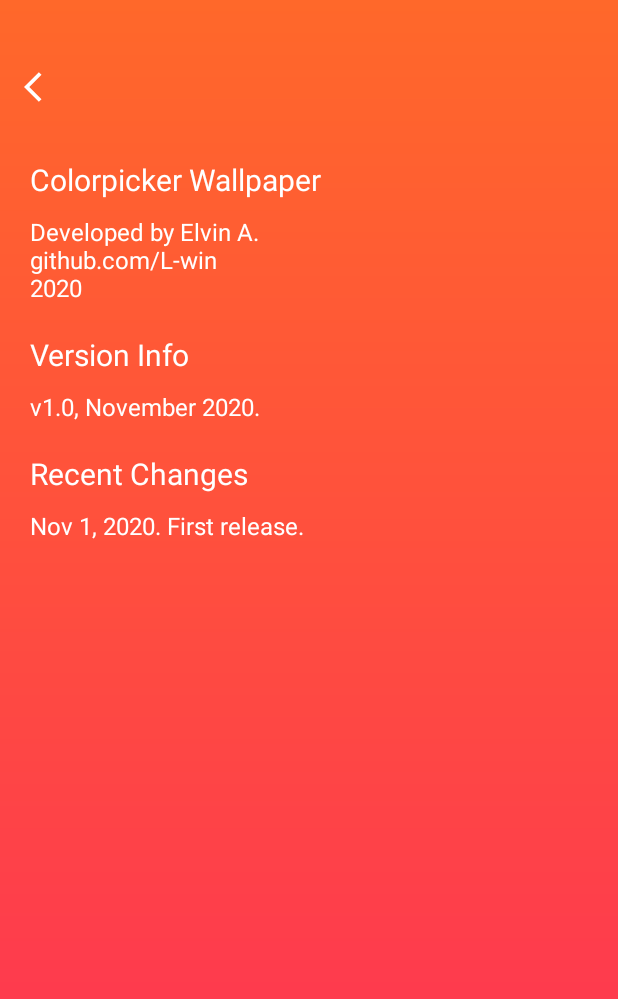
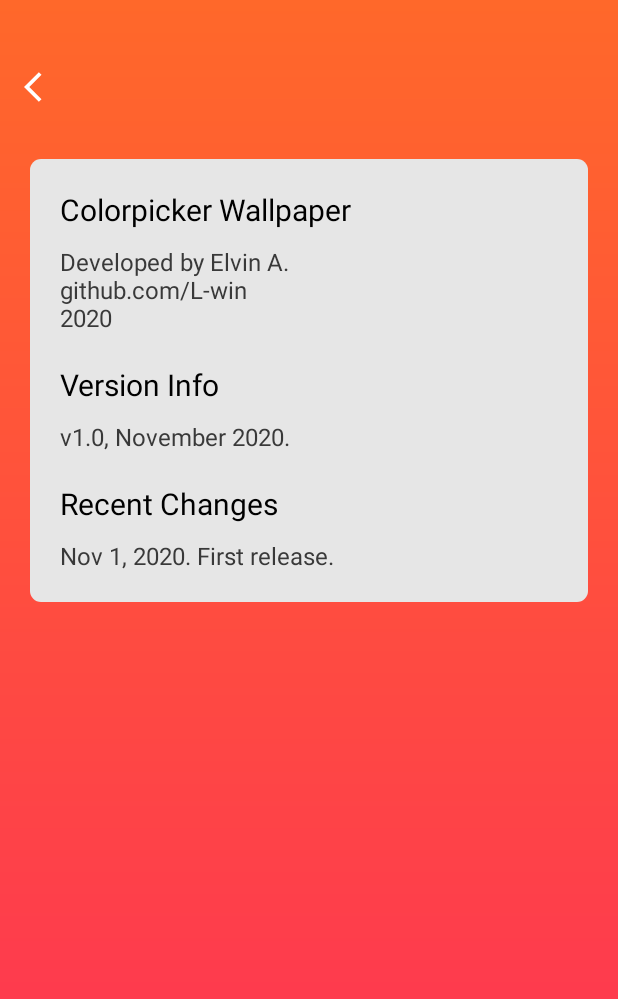
Before and after one commit to L-win/ColorpickerWallpaper, an Android app: the AboutActivity screen opened directly, with no data from a screen before it, on a phone screen of 412 x 824 dp. Shown: the top 999 px of the screen. Run offline under Robolectric (Android 15) with nearby library versions, the phone set to English and light mode, and no system bars.

Commit message:
ui update

```diff
--- /dev/null
+++ b/app/src/main/res/drawable/about_item_background.xml
@@ -0,0 +1,9 @@
+<?xml version="1.0" encoding="utf-8"?>
+<shape xmlns:android="http://schemas.android.com/apk/res/android"
+    android:shape="rectangle"
+    >
+    <solid
+        android:color="#E6E6E6" />
+    <corners
+        android:radius="7sp" />
+</shape>
--- a/app/src/main/res/layout/activity_about.xml
+++ b/app/src/main/res/layout/activity_about.xml
@@ -18,17 +18,21 @@
 
     <LinearLayout xmlns:android="http://schemas.android.com/apk/res/android"
         android:layout_width="match_parent"
-        android:layout_height="match_parent"
+        android:layout_height="wrap_content"
         android:layout_below="@+id/toolbar"
         android:orientation="vertical"
-        android:padding="10dp">
+        android:padding="10dp"
+        android:background="@drawable/about_item_background"
+        android:layout_margin="20dp"
+        >
 
         <LinearLayout
             android:layout_width="match_parent"
             android:layout_height="wrap_content"
             android:layout_margin="2dp"
             android:orientation="vertical"
-            android:padding="8dp">
+            android:padding="8dp"
+            >
 
             <TextView
                 android:id="@+id/text_view_title"
--- a/app/src/main/res/layout/activity_main.xml
+++ b/app/src/main/res/layout/activity_main.xml
@@ -19,14 +19,15 @@
         android:layout_width="200dp"
         android:layout_height="200dp"
         android:layout_gravity="center"
-        android:background="@color/white"
+        android:background="@drawable/about_item_background"
         android:padding="10dp"
         app:layout_constraintBottom_toBottomOf="parent"
         app:layout_constraintEnd_toEndOf="parent"
         app:layout_constraintHorizontal_bias="0.497"
         app:layout_constraintStart_toStartOf="parent"
         app:layout_constraintTop_toTopOf="parent"
-        app:layout_constraintVertical_bias="0.335" />
+        app:layout_constraintVertical_bias="0.335"
+        />
 
     <Button
         android:id="@+id/open_colorpicker"
--- a/app/src/main/res/values/colors.xml
+++ b/app/src/main/res/values/colors.xml
@@ -11,6 +11,6 @@
 
     <color name="appBackground">#ff6a28</color>
 
-    <color name="aboutTextMain">#FFFFFF</color>
-    <color name="aboutTetxtSecond">#FFFFFF</color>
+    <color name="aboutTextMain">#000000</color>
+    <color name="aboutTetxtSecond">#393939</color>
 </resources>
```
